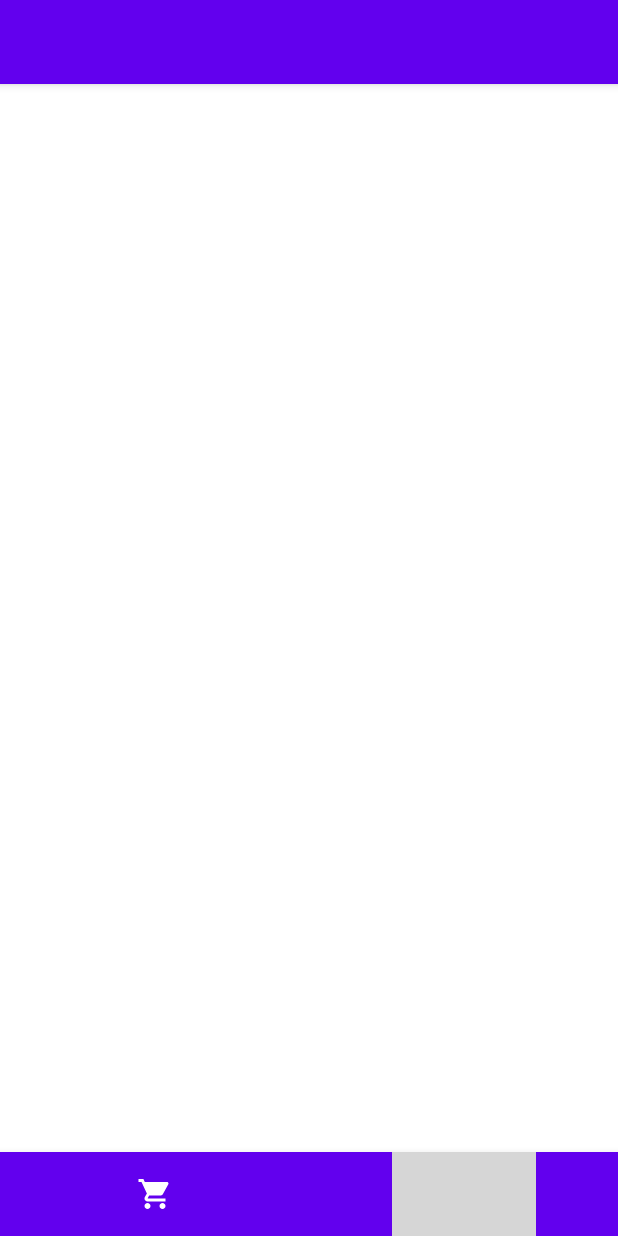
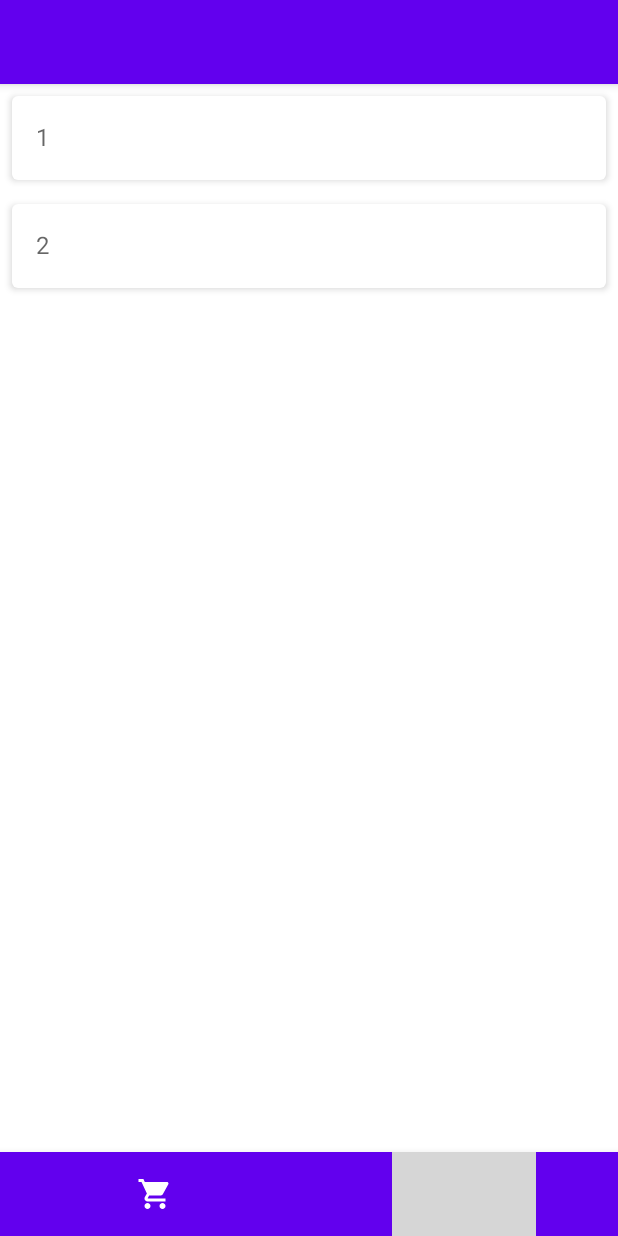
Before and after one commit to VinuelMancent/MobileAppDevelopment, an Android app built with Jetpack Compose: the OpenScreen screen opened through its navigation route, on a phone screen of 412 x 824 dp. Run offline under Robolectric (Android 15) with nearby library versions, the phone set to English and light mode, and no system bars; grey boxes are pictures that could not be loaded.

Commit message:
es werden jetzt korrekt 2 beispielstutorials angezeigt

```diff
--- a/app/src/main/java/com/tutorialapp/feature/main/navigation/MainNavigationGraph.kt
+++ b/app/src/main/java/com/tutorialapp/feature/main/navigation/MainNavigationGraph.kt
@@ -4,6 +4,7 @@ import androidx.compose.runtime.Composable
 import androidx.navigation.NavHostController
 import androidx.navigation.compose.NavHost
 import androidx.navigation.compose.composable
+import com.tutorialapp.domain.allTutorials
 import com.tutorialapp.feature.create.CreateScreen
 import com.tutorialapp.feature.main.model.AppState
 import com.tutorialapp.feature.open.OpenScreen
@@ -15,7 +16,7 @@ fun MainNavigationGraph(state: AppState, navController: NavHostController){
             CreateScreen()
         }
         composable(BottomNavigationItem.OpenTutorial.routeName){
-            OpenScreen()
+            OpenScreen(allTutorials)
         }
     }
 }
--- /dev/null
+++ b/app/src/main/java/com/tutorialapp/feature/open/Open.kt
@@ -0,0 +1,38 @@
+package com.tutorialapp.feature.open
+
+import androidx.compose.foundation.layout.Arrangement
+import androidx.compose.foundation.layout.Row
+import androidx.compose.foundation.layout.fillMaxWidth
+import androidx.compose.foundation.layout.padding
+import androidx.compose.material.*
+import androidx.compose.runtime.Composable
+import androidx.compose.runtime.CompositionLocalProvider
+import androidx.compose.ui.Modifier
+import androidx.compose.ui.text.style.TextOverflow
+import androidx.compose.ui.unit.dp
+import com.tutorialapp.domain.Tutorial
+
+@Composable
+fun Open(tutorial: Tutorial){
+    Card(
+        elevation = 3.dp,
+        modifier = Modifier.padding(8.dp),
+    ) {
+        Row(
+            modifier = Modifier
+                .padding(16.dp)
+                .fillMaxWidth(),
+            horizontalArrangement = Arrangement.SpaceBetween,
+        ){
+                CompositionLocalProvider(LocalContentAlpha provides ContentAlpha.medium) {
+                    Text(
+                        text = tutorial.id,
+                        maxLines = 3,
+                        overflow = TextOverflow.Ellipsis,
+                        style = MaterialTheme.typography.subtitle1,
+                    )
+                }
+        }
+
+    }
+}
--- a/app/src/main/java/com/tutorialapp/feature/open/OpenScreen.kt
+++ b/app/src/main/java/com/tutorialapp/feature/open/OpenScreen.kt
@@ -1,8 +1,25 @@
 package com.tutorialapp.feature.open
 
+import androidx.compose.foundation.lazy.LazyColumn
+import androidx.compose.foundation.lazy.items
+import androidx.compose.foundation.lazy.rememberLazyListState
 import androidx.compose.runtime.Composable
+import androidx.compose.ui.tooling.preview.Preview
+import com.tutorialapp.domain.Tutorial
+import com.tutorialapp.domain.allTutorials
 
 @Composable
-fun OpenScreen(){
+fun OpenScreen(tutorial: List<Tutorial>){
+    val scrollState = rememberLazyListState()
+    LazyColumn(state = scrollState) {
+        this.items(allTutorials.sortedBy { it.id }){ tutorial ->
+            Open(tutorial)
+        }
+    }
+}
 
+@Preview
+@Composable
+fun OpenScreen_Preview() {
+    OpenScreen(allTutorials)
 }
```
